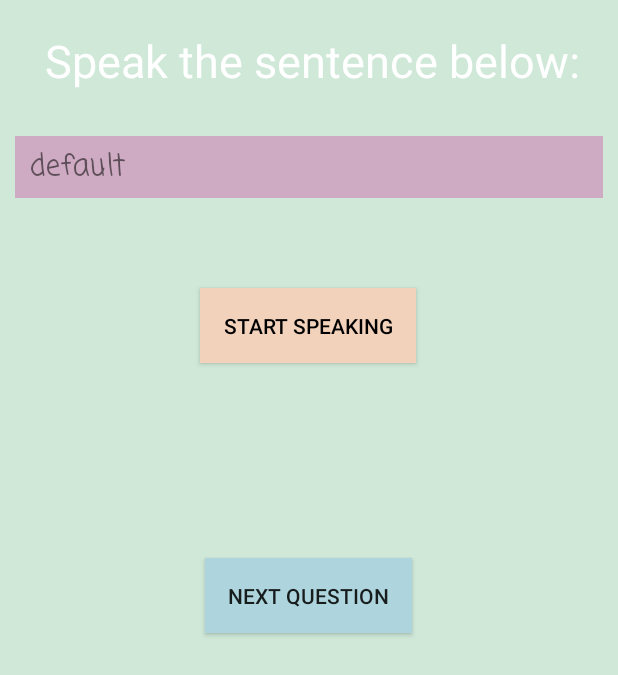
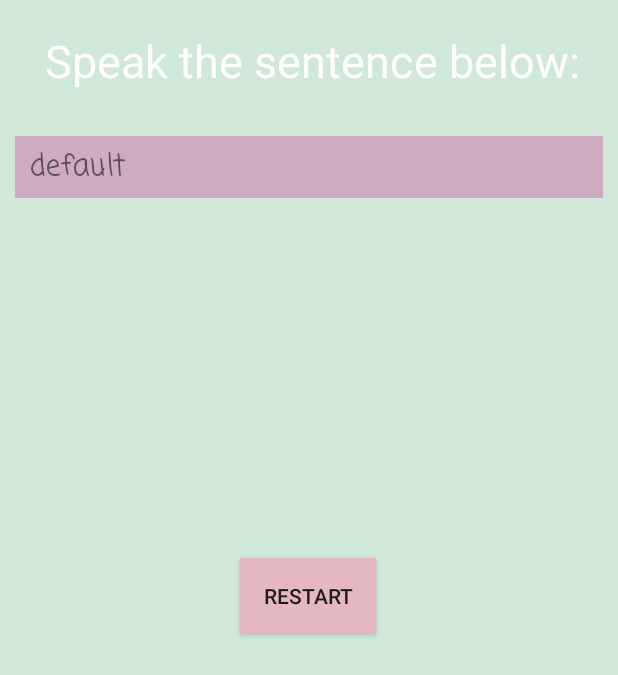
Before and after one commit to amrita-arun/TechnovationApp2020-21, an Android app: the SpeakingActivity screen opened directly, with no data from a screen before it, after a tap on "NEXT QUESTION", on a phone screen of 412 x 824 dp. Shown: the top 675 px of the screen. Run offline under Robolectric (Android 15) with nearby library versions, the phone set to English and light mode, and no system bars; our stand-ins replace Firebase (no records; nobody signed in at launch, a user with empty details on screens opened directly); Roboto replaces fonts that are not available here; 1 other tap on this screen came first.

Commit message:
added restart stuff

```diff
--- a/app/src/main/java/com/mvhs/technovation/speechapp/SpeakingActivity.java
+++ b/app/src/main/java/com/mvhs/technovation/speechapp/SpeakingActivity.java
@@ -34,6 +34,7 @@ public class SpeakingActivity extends AppCompatActivity {
     private TextView goodJob;
     private Button nextQuestion;
     private Button startSpeaking;
+    private Button restart;
     SharedPreferences sharedpreferences;
     SharedPreferences.Editor editor;
     int questionIndex;
@@ -78,6 +79,7 @@ public class SpeakingActivity extends AppCompatActivity {
         goodJob = (TextView) findViewById(R.id.goodjob);
         nextQuestion = (Button)findViewById(R.id.nextQuestion);
         startSpeaking = (Button) findViewById(R.id.startDictation);
+        restart =  (Button) findViewById(R.id.restart);
     }
 
     public void newQuestion ()
@@ -86,8 +88,13 @@ public class SpeakingActivity extends AppCompatActivity {
             Toast.makeText(this, "An error occurred", Toast.LENGTH_LONG).show();
         }
         if (questionIndex >= questions.size()) {
+
             Toast.makeText(this, "You have answered all questions!", Toast.LENGTH_LONG).show();
+            nextQuestion.setVisibility(View.INVISIBLE);
+            restart.setVisibility(View.VISIBLE);
+            startSpeaking.setVisibility(View.INVISIBLE);
             return;
+           // return false;
         }
         SpeakingQuestion ques = questions.get(questionIndex);
         boolean validQ = true;
@@ -97,15 +104,18 @@ public class SpeakingActivity extends AppCompatActivity {
         {
             currentQuestion = ques;
             sentence1.setText(currentQuestion.getQuestion());
+            startSpeaking.setVisibility(View.VISIBLE);
+            restart.setVisibility(View.INVISIBLE);
             goodJob.setVisibility(View.INVISIBLE);
             nextQuestion.setVisibility(View.INVISIBLE);
-                startSpeaking.setVisibility(View.VISIBLE);
             counter = 0;
+            //return true;
         }
         else {
             ++questionIndex;
             newQuestion();
         }
+       // return false;
     }
 
     public void onClick(View v)
@@ -121,6 +131,12 @@ public class SpeakingActivity extends AppCompatActivity {
         }
     }
 
+    public void clickRestart (View view)
+    {
+        editor.clear().commit();
+        questionIndex = 0;
+        newQuestion();
+    }
     public void clickNextQuestion (View view)
     {
         questionIndex++;
--- a/app/src/main/res/layout/activity_speaking2.xml
+++ b/app/src/main/res/layout/activity_speaking2.xml
@@ -88,5 +88,24 @@
         app:layout_constraintStart_toStartOf="parent"
         app:layout_constraintTop_toBottomOf="@id/sentence" />
 
+    <Button
+        android:id="@+id/restart"
+        android:layout_width="wrap_content"
+        android:layout_height="wrap_content"
+        android:layout_marginStart="8dp"
+        android:layout_marginTop="240dp"
+        android:layout_marginEnd="8dp"
+        android:background="#E5B8C1"
+        android:onClick="clickRestart"
+        android:padding="15dp"
+        android:paddingStart="15dp"
+        android:paddingEnd="15dp"
+        android:text="Restart"
+        android:visibility="invisible"
+        app:layout_constraintEnd_toEndOf="parent"
+        app:layout_constraintHorizontal_bias="0.498"
+        app:layout_constraintStart_toStartOf="parent"
+        app:layout_constraintTop_toBottomOf="@id/sentence" />
+
 
 </androidx.constraintlayout.widget.ConstraintLayout>
```
Lines whose indentation alone changed are shown as unchanged.
